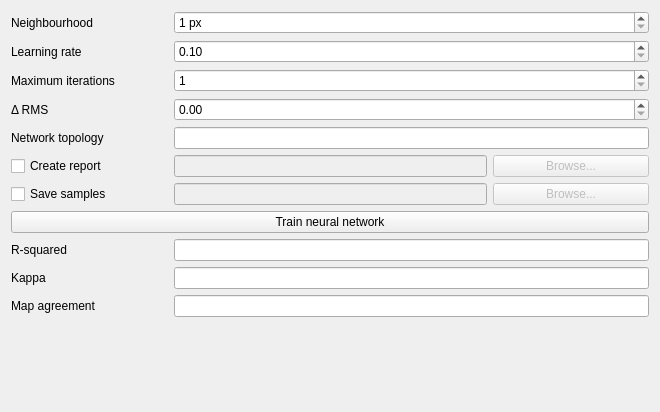
asiaairsurvey/molusce, file molusce/ui/neuralnetworkwidgetbase.ui: the form before one commit.
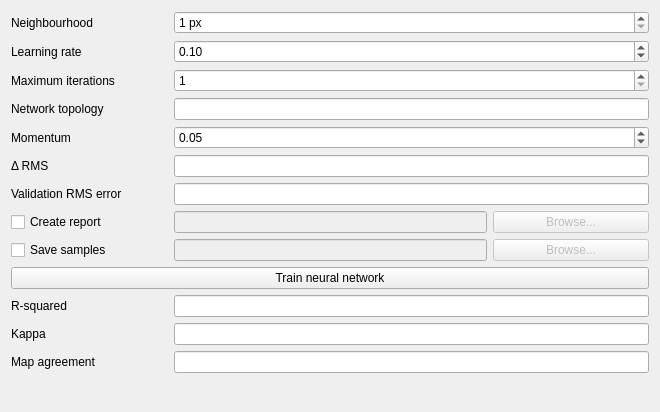
The form after the commit.

The edit to the form file:
```diff
--- a/molusce/ui/neuralnetworkwidgetbase.ui
+++ b/molusce/ui/neuralnetworkwidgetbase.ui
@@ -16,12 +16,19 @@
   <layout class="QGridLayout" name="gridLayout_2">
    <item row="0" column="0">
     <layout class="QGridLayout" name="gridLayout">
-     <item row="10" column="1" colspan="3">
+     <item row="8" column="3">
+      <widget class="QPushButton" name="btnSelectSamples">
+       <property name="enabled">
+        <bool>false</bool>
+       </property>
+       <property name="text">
+        <string>Browse...</string>
+       </property>
+      </widget>
+     </item>
+     <item row="12" column="1" colspan="3">
       <widget class="QLineEdit" name="leMapAgreement"/>
      </item>
-     <item row="3" column="1" colspan="3">
-      <widget class="QDoubleSpinBox" name="spnRMS"/>
-     </item>
      <item row="0" column="1" colspan="3">
       <widget class="QSpinBox" name="spnNeigbourhood">
        <property name="suffix">
@@ -32,14 +39,7 @@
        </property>
       </widget>
      </item>
-     <item row="4" column="0">
-      <widget class="QLabel" name="label_5">
-       <property name="text">
-        <string>Network topology</string>
-       </property>
-      </widget>
-     </item>
-     <item row="5" column="3">
+     <item row="7" column="3">
       <widget class="QPushButton" name="btnSelectReport">
        <property name="enabled">
         <bool>false</bool>
@@ -49,35 +49,35 @@
        </property>
       </widget>
      </item>
-     <item row="8" column="0">
+     <item row="10" column="0">
       <widget class="QLabel" name="label_6">
        <property name="text">
         <string>R-squared</string>
        </property>
       </widget>
      </item>
-     <item row="9" column="0">
+     <item row="11" column="0">
       <widget class="QLabel" name="label_7">
        <property name="text">
         <string>Kappa</string>
        </property>
       </widget>
      </item>
-     <item row="10" column="0">
+     <item row="12" column="0">
       <widget class="QLabel" name="label_8">
        <property name="text">
         <string>Map agreement</string>
        </property>
       </widget>
      </item>
-     <item row="7" column="0" colspan="4">
+     <item row="9" column="0" colspan="4">
       <widget class="QPushButton" name="btnTrainNetwork">
        <property name="text">
         <string>Train neural network</string>
        </property>
       </widget>
      </item>
-     <item row="9" column="1" colspan="3">
+     <item row="11" column="1" colspan="3">
       <widget class="QLineEdit" name="leKappa"/>
      </item>
      <item row="2" column="0">
@@ -97,22 +97,32 @@
        </property>
       </widget>
      </item>
-     <item row="4" column="1" colspan="3">
-      <widget class="QLineEdit" name="leTopology"/>
-     </item>
-     <item row="8" column="1" colspan="3">
+     <item row="10" column="1" colspan="3">
       <widget class="QLineEdit" name="leRSquared"/>
      </item>
      <item row="1" column="1" colspan="3">
       <widget class="QDoubleSpinBox" name="spnLearnRate">
+       <property name="decimals">
+        <number>2</number>
+       </property>
        <property name="minimum">
+        <double>0.010000000000000</double>
+       </property>
+       <property name="maximum">
+        <double>1.000000000000000</double>
+       </property>
+       <property name="singleStep">
+        <double>0.010000000000000</double>
+       </property>
+       <property name="value">
         <double>0.100000000000000</double>
        </property>
-       <property name="maximum">
-        <double>1.000000000000000</double>
-       </property>
-       <property name="singleStep">
-        <double>0.050000000000000</double>
+      </widget>
+     </item>
+     <item row="8" column="1" colspan="2">
+      <widget class="QLineEdit" name="leSamplesPath">
+       <property name="enabled">
+        <bool>false</bool>
        </property>
       </widget>
      </item>
@@ -123,30 +133,13 @@
        </property>
       </widget>
      </item>
-     <item row="6" column="0">
+     <item row="8" column="0">
       <widget class="QCheckBox" name="chkSaveSamples">
        <property name="text">
         <string>Save samples</string>
        </property>
       </widget>
      </item>
-     <item row="6" column="1" colspan="2">
-      <widget class="QLineEdit" name="leSamplesPath">
-       <property name="enabled">
-        <bool>false</bool>
-       </property>
-      </widget>
-     </item>
-     <item row="6" column="3">
-      <widget class="QPushButton" name="btnSelectSamples">
-       <property name="enabled">
-        <bool>false</bool>
-       </property>
-       <property name="text">
-        <string>Browse...</string>
-       </property>
-      </widget>
-     </item>
      <item row="1" column="0">
       <widget class="QLabel" name="label_2">
        <property name="text">
@@ -154,27 +147,81 @@
        </property>
       </widget>
      </item>
-     <item row="5" column="0">
+     <item row="7" column="0">
       <widget class="QCheckBox" name="chkCreateReport">
        <property name="text">
         <string>Create report</string>
        </property>
       </widget>
      </item>
-     <item row="5" column="1" colspan="2">
+     <item row="7" column="1" colspan="2">
       <widget class="QLineEdit" name="leReportPath">
        <property name="enabled">
         <bool>false</bool>
        </property>
       </widget>
      </item>
+     <item row="3" column="1" colspan="3">
+      <widget class="QLineEdit" name="leTopology"/>
+     </item>
      <item row="3" column="0">
+      <widget class="QLabel" name="label_5">
+       <property name="text">
+        <string>Network topology</string>
+       </property>
+      </widget>
+     </item>
+     <item row="5" column="0">
       <widget class="QLabel" name="label_4">
        <property name="text">
         <string>Δ RMS</string>
        </property>
       </widget>
      </item>
+     <item row="5" column="1" colspan="3">
+      <widget class="QLineEdit" name="leDeltaRMS">
+       <property name="readOnly">
+        <bool>true</bool>
+       </property>
+      </widget>
+     </item>
+     <item row="4" column="0">
+      <widget class="QLabel" name="label_9">
+       <property name="text">
+        <string>Momentum</string>
+       </property>
+      </widget>
+     </item>
+     <item row="4" column="1" colspan="3">
+      <widget class="QDoubleSpinBox" name="spnMomentum">
+       <property name="minimum">
+        <double>0.010000000000000</double>
+       </property>
+       <property name="maximum">
+        <double>1.000000000000000</double>
+       </property>
+       <property name="singleStep">
+        <double>0.010000000000000</double>
+       </property>
+       <property name="value">
+        <double>0.050000000000000</double>
+       </property>
+      </widget>
+     </item>
+     <item row="6" column="0">
+      <widget class="QLabel" name="label_10">
+       <property name="text">
+        <string>Validation RMS error</string>
+       </property>
+      </widget>
+     </item>
+     <item row="6" column="1" colspan="3">
+      <widget class="QLineEdit" name="leValidationError">
+       <property name="readOnly">
+        <bool>true</bool>
+       </property>
+      </widget>
+     </item>
     </layout>
    </item>
    <item row="1" column="0">
```
Left out of the diff: 33 changed lines with no effect on the pictures.
